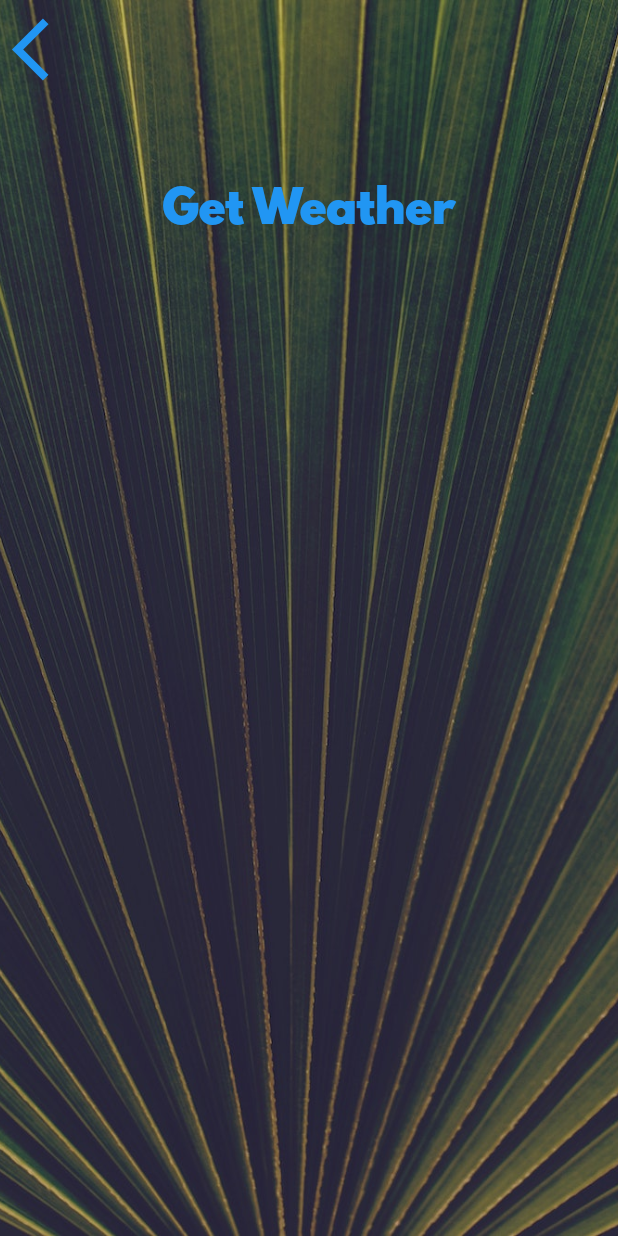
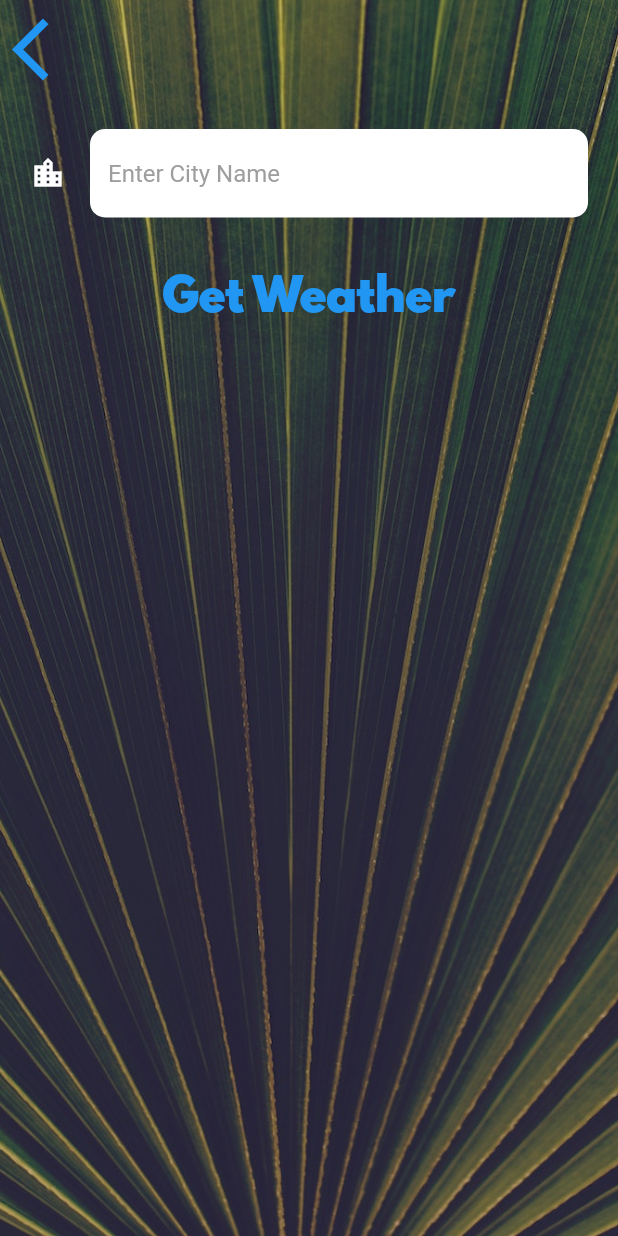
Before and after one commit to Satvik28/Flutter, a Flutter app: the CityScreen screen opened directly, on a phone screen of 412 x 824 dp. Run offline on Flutter 3.47's test engine with Material 2 defaults, Android fonts, the phone set to English and light mode, and no system bars; our stand-ins replace audioplayers, flutter_spinkit, font_awesome_flutter, geolocator, rflutter_alert; missing offline and left inert: geolocator_web; network calls fail.

Commit message:
Completed Clima App

```diff
--- a/Clima-Flutter/lib/screens/city_screen.dart
+++ b/Clima-Flutter/lib/screens/city_screen.dart
@@ -7,6 +7,7 @@ class CityScreen extends StatefulWidget {
 }
 
 class _CityScreenState extends State<CityScreen> {
+  String cityName;
   @override
   Widget build(BuildContext context) {
     return Scaffold(
@@ -24,7 +25,9 @@ class _CityScreenState extends State<CityScreen> {
               Align(
                 alignment: Alignment.topLeft,
                 child: TextButton(
-                  onPressed: () {},
+                  onPressed: () {
+                    Navigator.pop(context);
+                  },
                   child: Icon(
                     Icons.arrow_back_ios,
                     size: 50.0,
@@ -33,10 +36,20 @@ class _CityScreenState extends State<CityScreen> {
               ),
               Container(
                 padding: EdgeInsets.all(20.0),
-                child: null,
+                child: TextField(
+                  style: TextStyle(
+                    color: Colors.black,
+                  ),
+                  decoration: kTextFieldInputDecoration,
+                  onChanged: (value) {
+                    cityName = value;
+                  },
+                ),
               ),
               TextButton(
-                onPressed: () {},
+                onPressed: () {
+                  Navigator.pop(context, cityName);
+                },
                 child: Text(
                   'Get Weather',
                   style: kButtonTextStyle,
--- a/Clima-Flutter/lib/utilities/constants.dart
+++ b/Clima-Flutter/lib/utilities/constants.dart
@@ -18,3 +18,22 @@ const kButtonTextStyle = TextStyle(
 const kConditionTextStyle = TextStyle(
   fontSize: 100.0,
 );
+
+const kTextFieldInputDecoration = InputDecoration(
+  filled: true,
+  fillColor: Colors.white,
+  icon: Icon(
+    Icons.location_city,
+    color: Colors.white,
+  ),
+  hintText: 'Enter City Name',
+  hintStyle: TextStyle(
+    color: Colors.grey,
+  ),
+  border: OutlineInputBorder(
+    borderRadius: BorderRadius.all(
+      Radius.circular(10.0),
+    ),
+    borderSide: BorderSide.none,
+  ),
+);
```
Also changed, not shown: Clima-Flutter/lib/screens/loading_screen.dart (+2 -11 lines), Clima-Flutter/lib/screens/location_screen.dart (+31 -3 lines), Clima-Flutter/lib/services/weather.dart (+23 -0 lines), 1 other file.
